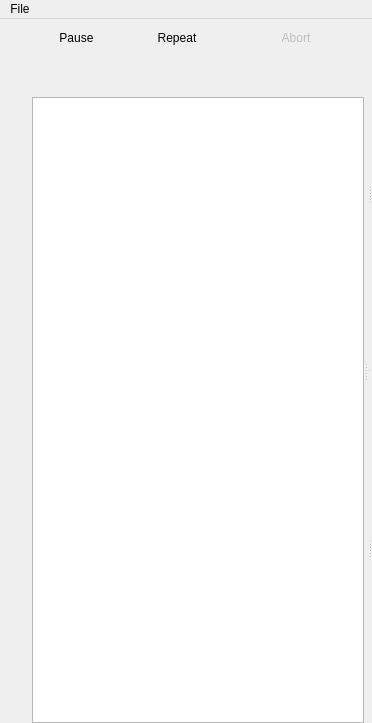
This is main.ui in labscript-suite/blacs as Qt 5 draws it before an edit. The edited form follows.
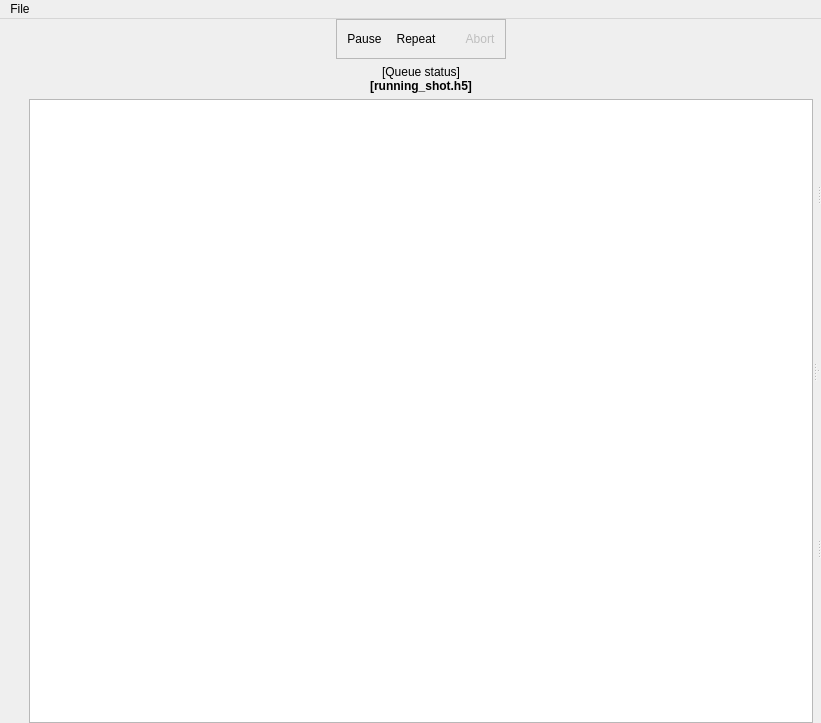
This is the edited form. Icons and pictures are not drawn. Custom widgets are drawn as their Qt base class.

Commit message: feature2: Use a QGridLayout for the Queue part of the GUI for better alignment

```diff
--- a/main.ui
+++ b/main.ui
@@ -6,7 +6,7 @@
    <rect>
     <x>0</x>
     <y>0</y>
-    <width>372</width>
+    <width>821</width>
     <height>723</height>
    </rect>
   </property>
@@ -142,21 +142,12 @@
           <property name="sizeConstraint">
            <enum>QLayout::SetMinimumSize</enum>
           </property>
-          <property name="leftMargin">
-           <number>6</number>
-          </property>
-          <property name="topMargin">
-           <number>6</number>
-          </property>
-          <property name="bottomMargin">
-           <number>0</number>
-          </property>
           <item>
-           <layout class="QVBoxLayout" name="queue_verticalLayout">
-            <item>
-             <layout class="QHBoxLayout" name="queue_controls_horizontalLayout">
+           <layout class="QGridLayout" name="gridLayout" columnstretch="0,0">
+            <item row="0" column="1">
+             <layout class="QHBoxLayout" name="horizontalLayout">
               <property name="spacing">
-               <number>6</number>
+               <number>0</number>
               </property>
               <item>
                <spacer name="horizontalSpacer_2">
@@ -172,6 +163,29 @@
                </spacer>
               </item>
               <item>
+               <widget class="QFrame" name="queue_controls_frame">
+                <property name="frameShape">
+                 <enum>QFrame::StyledPanel</enum>
+                </property>
+                <layout class="QVBoxLayout" name="verticalLayout">
+                 <property name="margin">
+                  <number>6</number>
+                 </property>
+                 <item>
+                  <layout class="QHBoxLayout" name="queue_control_buttons_horizontalLayout">
+                   <property name="spacing">
+                    <number>6</number>
+                   </property>
+                   <property name="leftMargin">
+                    <number>0</number>
+                   </property>
+                   <property name="topMargin">
+                    <number>0</number>
+                   </property>
+                   <property name="rightMargin">
+                    <number>0</number>
+                   </property>
+                   <item>
                <widget class="QPushButton" name="queue_pause_button">
                 <property name="focusPolicy">
                  <enum>Qt::NoFocus</enum>
@@ -195,18 +209,13 @@
                </widget>
               </item>
               <item>
-               <spacer name="horizontalSpacer">
-                <property name="orientation">
-                 <enum>Qt::Horizontal</enum>
-                </property>
-                <property name="sizeHint" stdset="0">
-                 <size>
-                  <width>40</width>
-                  <height>20</height>
-                 </size>
-                </property>
-               </spacer>
-              </item>
+                    <layout class="QHBoxLayout" name="horizontalLayout_2">
+                     <property name="spacing">
+                      <number>0</number>
+                     </property>
+                     <property name="leftMargin">
+                      <number>0</number>
+                     </property>
               <item>
                <widget class="QPushButton" name="queue_repeat_button">
                 <property name="focusPolicy">
@@ -253,18 +262,7 @@
                 </property>
                </widget>
               </item>
-              <item>
-               <spacer name="horizontalSpacer_5">
-                <property name="orientation">
-                 <enum>Qt::Horizontal</enum>
-                </property>
-                <property name="sizeHint" stdset="0">
-                 <size>
-                  <width>40</width>
-                  <height>20</height>
-                 </size>
-                </property>
-               </spacer>
+                    </layout>
               </item>
               <item>
                <widget class="QPushButton" name="queue_abort_button">
@@ -286,6 +284,11 @@
                 </property>
                </widget>
               </item>
+                  </layout>
+                 </item>
+                </layout>
+               </widget>
+              </item>
               <item>
                <spacer name="horizontalSpacer_3">
                 <property name="orientation">
@@ -301,36 +304,45 @@
               </item>
              </layout>
             </item>
-            <item>
-             <widget class="QLabel" name="queue_status">
-              <property name="text">
-               <string/>
+            <item row="5" column="1">
+             <layout class="QVBoxLayout" name="analysis"/>
+            </item>
+            <item row="4" column="1">
+             <widget class="QueueTreeview" name="treeview">
+              <property name="sizePolicy">
+               <sizepolicy hsizetype="Expanding" vsizetype="Expanding">
+                <horstretch>0</horstretch>
+                <verstretch>1</verstretch>
+               </sizepolicy>
               </property>
-              <property name="alignment">
-               <set>Qt::AlignCenter</set>
+              <property name="acceptDrops">
+               <bool>true</bool>
               </property>
-             </widget>
-            </item>
-            <item>
-             <widget class="QLabel" name="running_shot_name">
-              <property name="text">
+              <property name="toolTip">
                <string/>
               </property>
-              <property name="alignment">
-               <set>Qt::AlignCenter</set>
+              <property name="editTriggers">
+               <set>QAbstractItemView::NoEditTriggers</set>
               </property>
-             </widget>
-            </item>
-            <item>
-             <layout class="QHBoxLayout" name="queue_treeview_horizontalLayout">
-              <property name="spacing">
-               <number>3</number>
+              <property name="dragDropMode">
+               <enum>QAbstractItemView::DropOnly</enum>
               </property>
-              <property name="topMargin">
+              <property name="selectionMode">
+               <enum>QAbstractItemView::ExtendedSelection</enum>
+              </property>
+              <property name="textElideMode">
+               <enum>Qt::ElideLeft</enum>
+              </property>
+              <property name="indentation">
                <number>0</number>
               </property>
-              <item>
-               <layout class="QVBoxLayout" name="verticalLayout">
+              <property name="animated">
+               <bool>true</bool>
+              </property>
+             </widget>
+            </item>
+            <item row="4" column="0">
+             <layout class="QVBoxLayout" name="verticalLayout_2">
                 <property name="sizeConstraint">
                  <enum>QLayout::SetMinimumSize</enum>
                 </property>
@@ -485,38 +497,32 @@
                 </item>
                </layout>
               </item>
-              <item>
-               <widget class="QueueTreeview" name="treeview">
-                <property name="sizePolicy">
-                 <sizepolicy hsizetype="Expanding" vsizetype="Expanding">
-                  <horstretch>0</horstretch>
-                  <verstretch>1</verstretch>
-                 </sizepolicy>
-                </property>
-                <property name="acceptDrops">
-                 <bool>true</bool>
-                </property>
-                <property name="toolTip">
-                 <string/>
+            <item row="2" column="1">
+             <layout class="QVBoxLayout" name="queue_status_verticalLayout">
+              <property name="spacing">
+               <number>0</number>
+              </property>
+              <property name="topMargin">
+               <number>0</number>
+              </property>
+              <item>
+               <widget class="QLabel" name="queue_status">
+                <property name="text">
+                 <string>[Queue status]</string>
                 </property>
-                <property name="editTriggers">
-                 <set>QAbstractItemView::NoEditTriggers</set>
+                <property name="alignment">
+                 <set>Qt::AlignCenter</set>
                 </property>
-                <property name="dragDropMode">
-                 <enum>QAbstractItemView::DropOnly</enum>
+               </widget>
+              </item>
+              <item>
+               <widget class="QLabel" name="running_shot_name">
+                <property name="text">
+                 <string>&lt;b&gt;[running_shot.h5]&lt;/b&gt;</string>
                 </property>
-                <property name="selectionMode">
-                 <enum>QAbstractItemView::ExtendedSelection</enum>
+                <property name="alignment">
+                 <set>Qt::AlignCenter</set>
                 </property>
-                <property name="textElideMode">
-                 <enum>Qt::ElideLeft</enum>
-                </property>
-                <property name="indentation">
-                 <number>0</number>
-                </property>
-                <property name="animated">
-                 <bool>true</bool>
-                </property>
                </widget>
               </item>
              </layout>
@@ -600,7 +606,7 @@
     <rect>
      <x>0</x>
      <y>0</y>
-     <width>372</width>
+     <width>821</width>
      <height>28</height>
     </rect>
    </property>
```
Left out of the diff: 13 changed lines with no effect on the pictures. Lines whose indentation alone changed are shown as unchanged. The commit also changes 1 other file.
